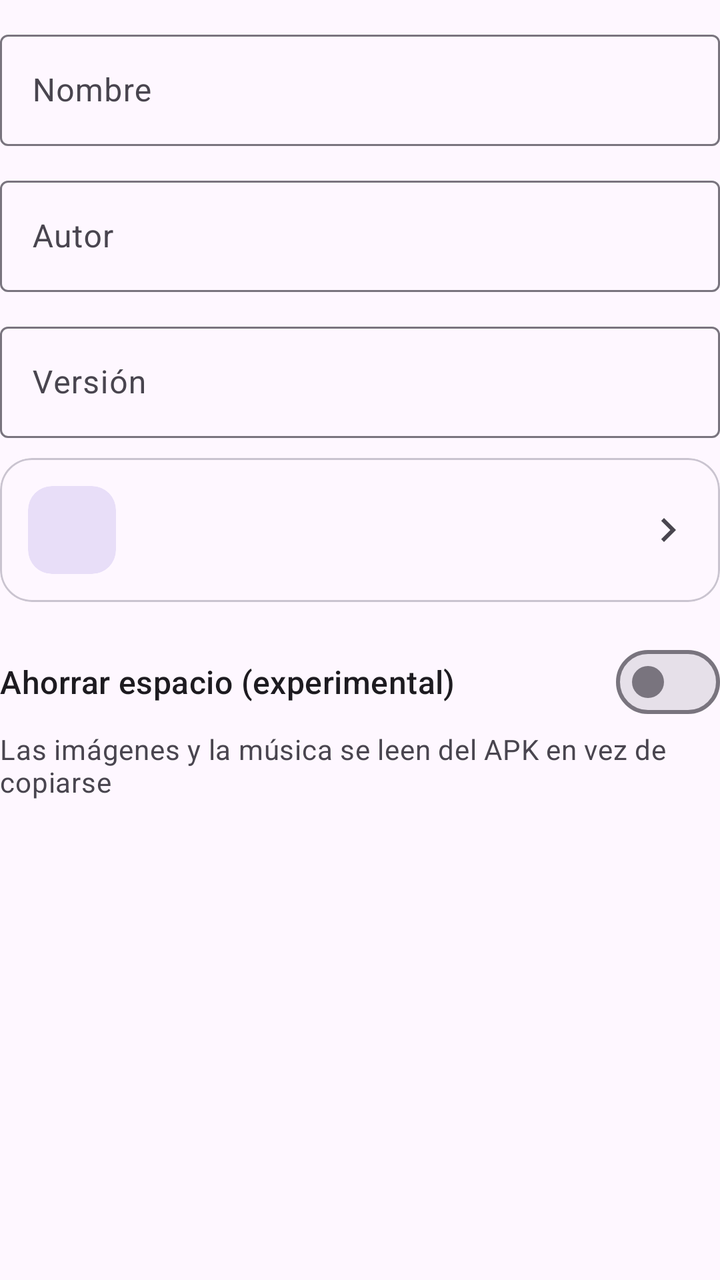
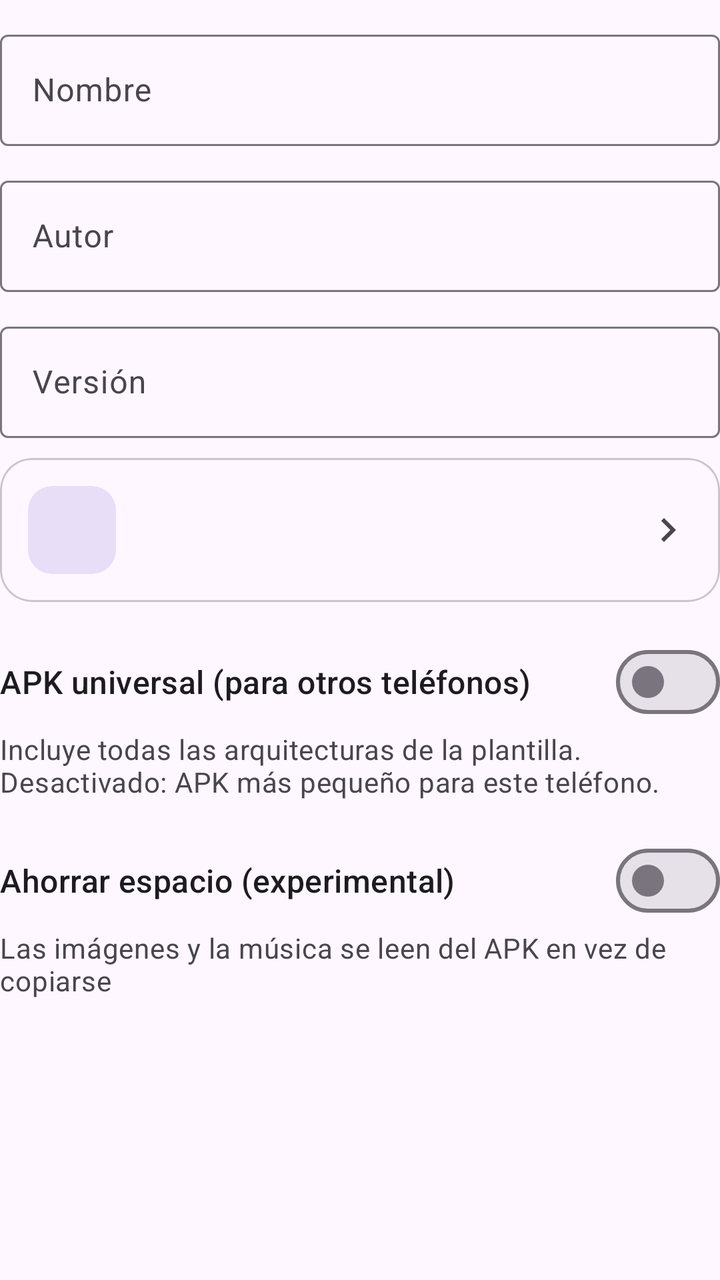

Before-and-after screenshots of an Android layout around one commit, followed by the original layout XML and the change that was made.
<!-- AndroidManifest.xml: application theme Theme.RpgmkPort -->
<!-- res/layout/paso_datos.xml -->
<?xml version="1.0" encoding="utf-8"?>
<LinearLayout xmlns:android="http://schemas.android.com/apk/res/android"
    android:layout_width="match_parent"
    android:layout_height="wrap_content"
    android:orientation="vertical">
        <com.google.android.material.textfield.TextInputLayout
            style="@style/Widget.Material3.TextInputLayout.OutlinedBox"
            android:layout_width="match_parent"
            android:layout_height="wrap_content"
            android:layout_marginTop="12dp"
            android:hint="@string/nombre">
            <com.google.android.material.textfield.TextInputEditText
                android:id="@+id/campo_nombre"
                android:layout_width="match_parent"
                android:layout_height="wrap_content"
                android:inputType="text" />
        </com.google.android.material.textfield.TextInputLayout>
        <com.google.android.material.textfield.TextInputLayout
            style="@style/Widget.Material3.TextInputLayout.OutlinedBox"
            android:layout_width="match_parent"
            android:layout_height="wrap_content"
            android:layout_marginTop="12dp"
            android:hint="@string/autor">
            <com.google.android.material.textfield.TextInputEditText
                android:id="@+id/campo_autor"
                android:layout_width="match_parent"
                android:layout_height="wrap_content"
                android:inputType="text" />
        </com.google.android.material.textfield.TextInputLayout>
        <com.google.android.material.textfield.TextInputLayout
            style="@style/Widget.Material3.TextInputLayout.OutlinedBox"
            android:layout_width="match_parent"
            android:layout_height="wrap_content"
            android:layout_marginTop="12dp"
            android:hint="@string/version">
            <com.google.android.material.textfield.TextInputEditText
                android:id="@+id/campo_version"
                android:layout_width="match_parent"
                android:layout_height="wrap_content"
                android:inputType="text" />
        </com.google.android.material.textfield.TextInputLayout>
        <include android:id="@+id/opcion_icono" layout="@layout/opcion" />
        <com.google.android.material.materialswitch.MaterialSwitch
            android:id="@+id/ahorrar"
            android:layout_width="match_parent"
            android:layout_height="wrap_content"
            android:layout_marginTop="16dp"
            android:text="@string/ahorrar"
            android:textAppearance="?attr/textAppearanceTitleMedium" />
        <TextView
            android:layout_width="match_parent"
            android:layout_height="wrap_content"
            android:text="@string/ahorrar_sub"
            android:textAppearance="?attr/textAppearanceBodyMedium"
            android:textColor="?attr/colorOnSurfaceVariant" />
</LinearLayout>
<!-- res/layout/opcion.xml (included above) -->
<?xml version="1.0" encoding="utf-8"?>
<com.google.android.material.card.MaterialCardView xmlns:android="http://schemas.android.com/apk/res/android"
    xmlns:app="http://schemas.android.com/apk/res-auto"
    style="@style/Widget.Material3.CardView.Outlined"
    android:layout_width="match_parent"
    android:layout_height="wrap_content"
    android:layout_marginTop="10dp"
    android:clickable="true"
    android:focusable="true"
    app:cardCornerRadius="16dp">
    <LinearLayout
        android:layout_width="match_parent"
        android:layout_height="wrap_content"
        android:gravity="center_vertical"
        android:orientation="horizontal"
        android:padding="14dp">
        <com.google.android.material.card.MaterialCardView
            style="@style/Widget.Material3.CardView.Filled"
            android:layout_width="44dp"
            android:layout_height="44dp"
            app:cardBackgroundColor="?attr/colorSecondaryContainer"
            app:cardCornerRadius="12dp">
            <ImageView
                android:id="@+id/icono"
                android:layout_width="24dp"
                android:layout_height="24dp"
                android:layout_gravity="center"
                android:importantForAccessibility="no"
                app:tint="?attr/colorOnSecondaryContainer" />
        </com.google.android.material.card.MaterialCardView>
        <LinearLayout
            android:layout_width="0dp"
            android:layout_height="wrap_content"
            android:layout_marginStart="16dp"
            android:layout_weight="1"
            android:orientation="vertical">
            <TextView
                android:id="@+id/titulo"
                android:layout_width="wrap_content"
                android:layout_height="wrap_content"
                android:textAppearance="?attr/textAppearanceTitleMedium"
                android:textColor="?attr/colorOnSurface" />
            <TextView
                android:id="@+id/sub"
                android:layout_width="wrap_content"
                android:layout_height="wrap_content"
                android:textAppearance="?attr/textAppearanceBodyMedium"
                android:textColor="?attr/colorOnSurfaceVariant" />
        </LinearLayout>
        <ImageView
            android:layout_width="24dp"
            android:layout_height="24dp"
            android:importantForAccessibility="no"
            android:src="@drawable/ic_chevron"
            app:tint="?attr/colorOnSurfaceVariant" />
    </LinearLayout>
</com.google.android.material.card.MaterialCardView>
<!-- resources referenced by this layout -->
<resources>
  <!-- drawable ic_chevron (drawable) -->
  <?xml version="1.0" encoding="utf-8"?>
  <vector xmlns:android="http://schemas.android.com/apk/res/android" android:width="24dp" android:height="24dp" android:viewportWidth="24" android:viewportHeight="24" android:tint="?attr/colorControlNormal" android:autoMirrored="true">
      <path android:fillColor="@android:color/white" android:pathData="M10,6L8.59,7.41 13.17,12l-4.58,4.59L10,18l6,-6z"/>
  </vector>
  <string name="ahorrar">Ahorrar espacio (experimental)</string>
  <string name="ahorrar_sub">Las imágenes y la música se leen del APK en vez de copiarse</string>
  <string name="autor">Autor</string>
  <string name="nombre">Nombre</string>
  <string name="version">Versión</string>
  <style name="Theme.RpgmkPort" parent="Theme.Material3.DayNight.NoActionBar">
          <item name="colorPrimary">@color/semilla</item>
          <item name="android:statusBarColor">@android:color/transparent</item>
          <item name="android:navigationBarColor">@android:color/transparent</item>
      </style>
  <color name="semilla">#5E548E</color>
</resources>

<!-- the commit's change to res/layout/paso_datos.xml (unified diff, before → after) -->
@@ -40,6 +40,19 @@
                 android:inputType="text" />
         </com.google.android.material.textfield.TextInputLayout>
         <include android:id="@+id/opcion_icono" layout="@layout/opcion" />
+        <com.google.android.material.materialswitch.MaterialSwitch
+            android:id="@+id/universal"
+            android:layout_width="match_parent"
+            android:layout_height="wrap_content"
+            android:layout_marginTop="16dp"
+            android:text="@string/universal"
+            android:textAppearance="?attr/textAppearanceTitleMedium" />
+        <TextView
+            android:layout_width="match_parent"
+            android:layout_height="wrap_content"
+            android:text="@string/universal_sub"
+            android:textAppearance="?attr/textAppearanceBodyMedium"
+            android:textColor="?attr/colorOnSurfaceVariant" />
         <com.google.android.material.materialswitch.MaterialSwitch
             android:id="@+id/ahorrar"
             android:layout_width="match_parent"
<!-- resource entries referenced after the edit -->
@@ -9,6 +9,8 @@
   <string name="ahorrar_sub">Las imágenes y la música se leen del APK en vez de copiarse</string>
   <string name="autor">Autor</string>
   <string name="nombre">Nombre</string>
+  <string name="universal">APK universal (para otros teléfonos)</string>
+  <string name="universal_sub">Incluye todas las arquitecturas de la plantilla. Desactivado: APK más pequeño para este teléfono.</string>
   <string name="version">Versión</string>
   <style name="Theme.RpgmkPort" parent="Theme.Material3.DayNight.NoActionBar">
           <item name="colorPrimary">@color/semilla</item>
